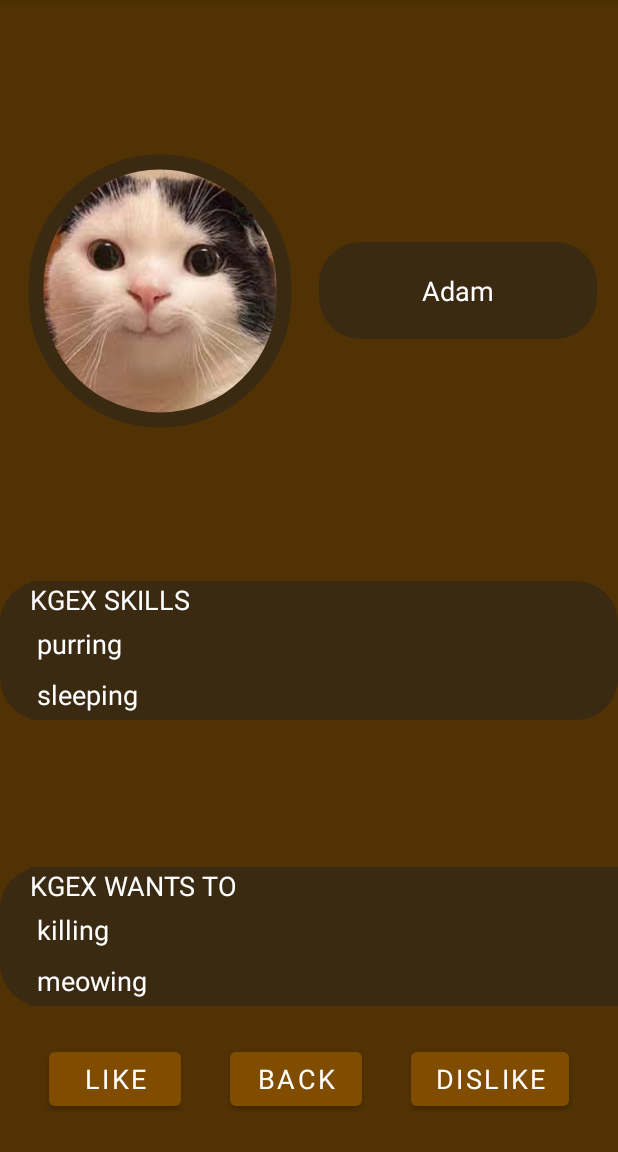
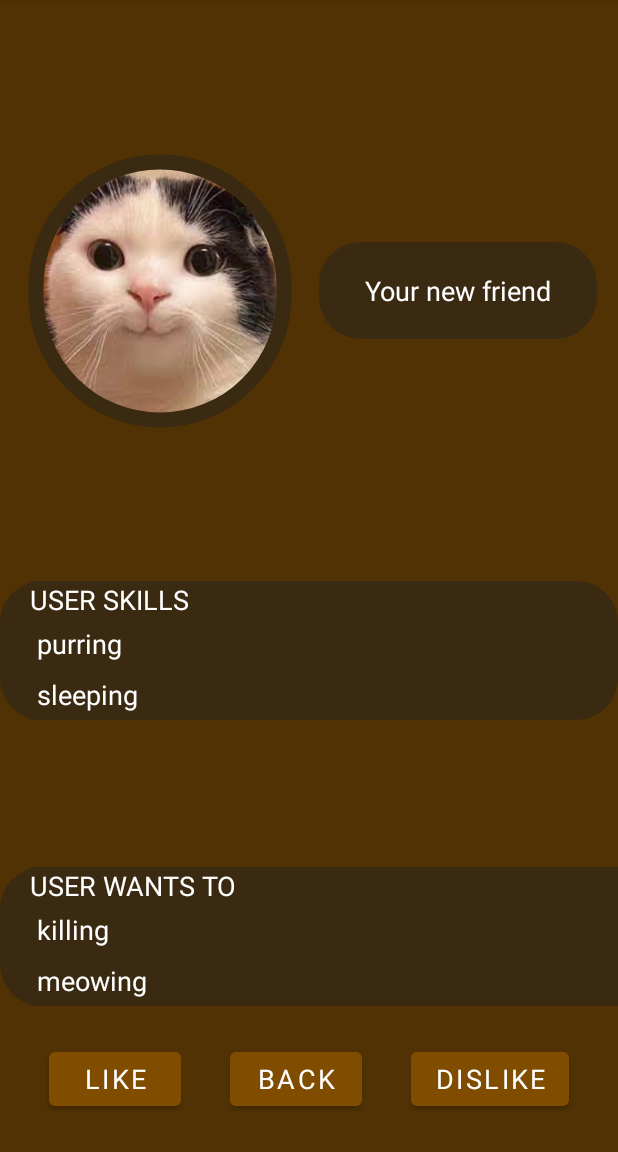
Before and after one commit to MForystek/BITEhack-mobile, an Android app: the MatchActivity screen opened directly, with no data from a screen before it, on a phone screen of 412 x 824 dp, the part 84-1236 px from its top. Run offline under Robolectric (Android 15) with nearby library versions, the phone set to English and light mode, and no system bars; 2 statements that could not run were skipped.

```diff
--- a/app/src/main/java/com/dfs/dfsbitehackmobile/activity/ServiceAPI.java
+++ b/app/src/main/java/com/dfs/dfsbitehackmobile/activity/ServiceAPI.java
@@ -9,4 +9,7 @@ public interface ServiceAPI {
     User getUser(String nick);
     List<Message> getMessages(User user1, User user2);
     void writeMessage(Message message);
+    boolean updateUser(User user);
+    boolean register(String nick, String password);
+    boolean login(String nick, String password);
 }
--- a/app/src/main/res/layout/activity_match.xml
+++ b/app/src/main/res/layout/activity_match.xml
@@ -8,7 +8,7 @@
     tools:context=".activity.MatchActivity">
 
     <com.google.android.material.imageview.ShapeableImageView
-        android:id="@+id/kgex_avatar"
+        android:id="@+id/user_avatar"
         android:layout_width="0dp"
         android:layout_height="0dp"
         android:src="@drawable/fluffy_avatar"
@@ -19,22 +19,22 @@
         app:layout_constraintTop_toTopOf="parent"
         app:layout_constraintBottom_toTopOf="@+id/skillsListScroll"
         app:layout_constraintStart_toStartOf="parent"
-        app:layout_constraintEnd_toStartOf="@+id/kgex_name"
+        app:layout_constraintEnd_toStartOf="@+id/user_name"
         app:layout_constraintWidth_percent="0.45"
         app:layout_constraintHeight_percent="0.25"
         tools:srcCompat="@drawable/fluffy_avatar"/>
 
     <TextView
-        android:id="@+id/kgex_name"
+        android:id="@+id/user_name"
         android:layout_width="0dp"
         android:layout_height="wrap_content"
-        android:text="@string/kgex_nick_placeholder"
+        android:text="@string/user_nick_placeholder"
         android:background="@drawable/background_rounded"
         android:textAlignment="center"
         android:padding="20dp"
         app:layout_constraintTop_toTopOf="parent"
         app:layout_constraintBottom_toTopOf="@+id/skillsListScroll"
-        app:layout_constraintStart_toEndOf="@id/kgex_avatar"
+        app:layout_constraintStart_toEndOf="@id/user_avatar"
         app:layout_constraintEnd_toEndOf="parent"
         app:layout_constraintWidth_percent="0.45" />
 
@@ -43,7 +43,7 @@
         android:layout_width="match_parent"
         android:layout_height="wrap_content"
         android:background="@drawable/background_rounded"
-        app:layout_constraintTop_toBottomOf="@+id/kgex_avatar"
+        app:layout_constraintTop_toBottomOf="@+id/user_avatar"
         app:layout_constraintBottom_toTopOf="@+id/wantedListScroll"
         app:layout_constraintStart_toStartOf="parent"
         app:layout_constraintEnd_toEndOf="parent" >
@@ -58,7 +58,7 @@
                 android:id="@+id/skillsTextView"
                 android:layout_width="wrap_content"
                 android:layout_height="wrap_content"
-                android:text="@string/kgex_skills" />
+                android:text="@string/user_skills" />
         </LinearLayout>
     </ScrollView>
 
@@ -81,7 +81,7 @@
             <TextView
                 android:layout_width="wrap_content"
                 android:layout_height="wrap_content"
-                android:text="@string/kgex_wants_to" />
+                android:text="@string/user_wants_to" />
         </LinearLayout>
     </ScrollView>
 
--- a/app/src/main/res/values/strings.xml
+++ b/app/src/main/res/values/strings.xml
@@ -3,7 +3,7 @@
     <string name="start_caption">Let\'s start</string>
     <string name="chat_button_caption">Chat with yourself</string>
     <string name="exit">Exit</string>
-    <string name="kgex_nick_placeholder">Your new friend</string>
-    <string name="kgex_wants_to">KGEX WANTS TO</string>
-    <string name="kgex_skills">KGEX SKILLS</string>
+    <string name="user_nick_placeholder">Your new friend</string>
+    <string name="user_wants_to">USER WANTS TO</string>
+    <string name="user_skills">USER SKILLS</string>
 </resources>
```
Also changed, not shown: app/src/main/java/com/dfs/dfsbitehackmobile/activity/MatchActivity.java (+16 -16 lines), app/src/main/java/com/dfs/dfsbitehackmobile/activity/MockService.java (+15 -0 lines).
